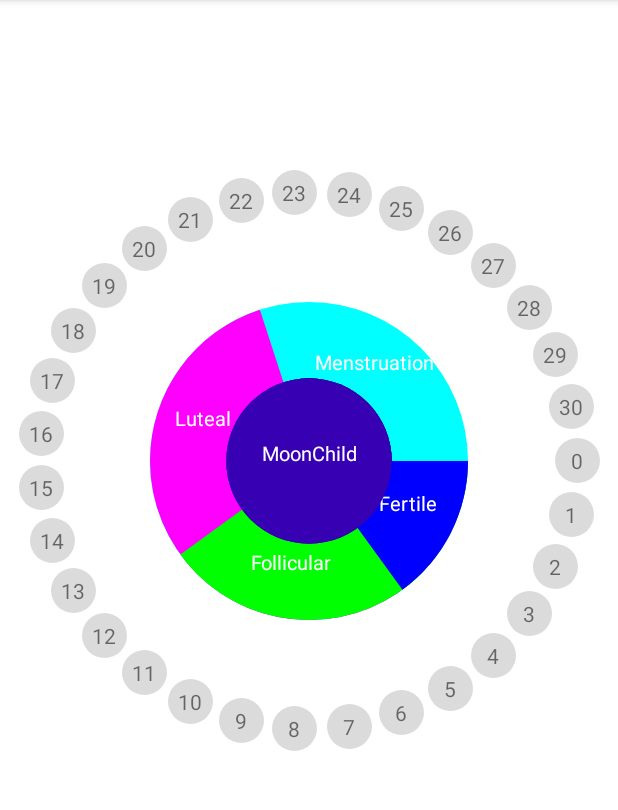
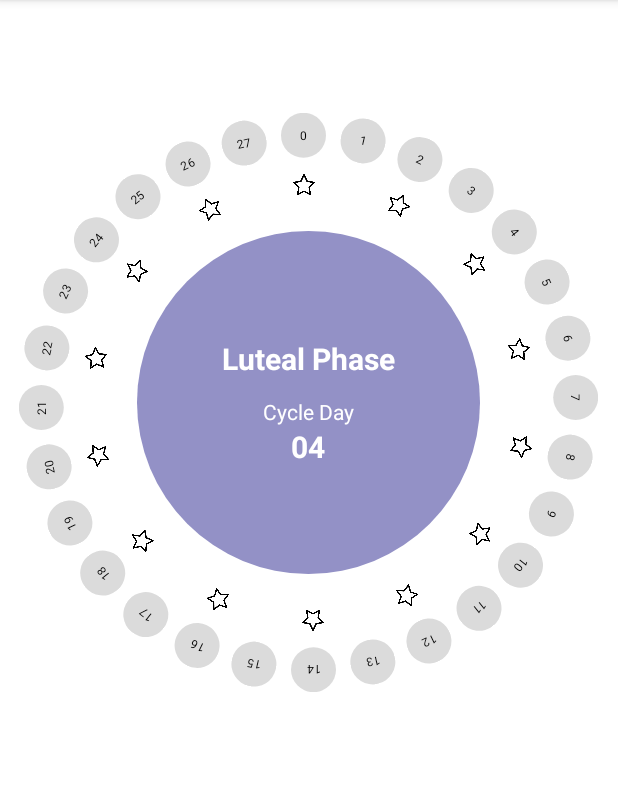
Before and after one commit to Saket7042/MoonChildMandala, an Android app: the screen it shows after launch (ExampleActivity before the commit, MainActivity after it), on a phone screen of 412 x 824 dp, the part 84-894 px from its top. Run offline under Robolectric (Android 15) with nearby library versions, the phone set to English and light mode, and no system bars.

Commit message:
day view layout sample done

```diff
--- /dev/null
+++ b/app/src/main/java/com/example/moonchildmandala/DayViewModel.kt
@@ -0,0 +1,10 @@
+package com.example.moonchildmandala
+
+import android.graphics.drawable.Drawable
+
+data class DayViewModel(
+    val text: String,
+    val showImage: Boolean,
+    var isSelected: Boolean,
+    val icon: Drawable?
+)
--- a/app/src/main/java/com/example/moonchildmandala/ExtraView.kt
+++ b/app/src/main/java/com/example/moonchildmandala/ExtraView.kt
@@ -5,29 +5,39 @@ import android.util.AttributeSet
 import android.util.Log
 import androidx.constraintlayout.widget.ConstraintLayout
 import android.view.LayoutInflater
+import kotlinx.android.synthetic.main.single_item_layout.view.*
 
 class ExtraView : ConstraintLayout {
-    constructor(context: Context?) : super(context!!) {
+    private var dayViewModel: DayViewModel? = null
+    constructor(context: Context) : super(context) {
         init(context)
     }
 
-    constructor(context: Context?, attrs: AttributeSet?) : super(
-        context!!, attrs
+    constructor(context: Context, attrs: AttributeSet) : super(
+        context, attrs
     ) {
         init(context)
     }
 
-    constructor(context: Context?, attrs: AttributeSet?, defStyleAttr: Int) : super(
-        context!!, attrs, defStyleAttr
+    constructor(context: Context, attrs: AttributeSet, defStyleAttr: Int) : super(
+        context, attrs, defStyleAttr
     ) {
         init(context)
     }
 
-    fun init(context: Context?) {
+    fun init(context: Context) {
         LayoutInflater.from(context).inflate(R.layout.single_item_layout, this, true)
+
     }
 
-    fun addData(data: Any) {
+    fun addData(data: DayViewModel) {
+        this.dayViewModel = data
         Log.e(javaClass.simpleName, data.toString())
+        tvText.text = dayViewModel?.text
+        if (dayViewModel?.showImage == true) {
+            ivStar.setImageDrawable(dayViewModel?.icon)
+        }else{
+            ivStar.visibility = GONE
+        }
     }
 }
--- a/app/src/main/java/com/example/moonchildmandala/MainActivity.kt
+++ b/app/src/main/java/com/example/moonchildmandala/MainActivity.kt
@@ -5,25 +5,40 @@ import android.view.Gravity
 import android.widget.FrameLayout
 import androidx.appcompat.app.AppCompatActivity
 import kotlinx.android.synthetic.main.activity_main.*
+import kotlin.math.roundToInt
+import android.util.DisplayMetrics
+import android.view.View
+import android.widget.ImageView
+import android.widget.LinearLayout
+import android.widget.TextView
+import kotlin.math.cos
+import kotlin.math.sin
 
 
 class MainActivity : AppCompatActivity() {
+    private val dayModels: ArrayList<DayViewModel> = ArrayList()
+    private val circleViews: ArrayList<View> = ArrayList()
+    private var lastSelectedPos: Int = -1
     override fun onCreate(savedInstanceState: Bundle?) {
         super.onCreate(savedInstanceState)
         setContentView(R.layout.activity_main)
+        val display = this.resources.displayMetrics
+        val width = display.widthPixels
+        val height = display.heightPixels
 
-
-        val numViews = 31
-        for (i in 0 until numViews) {
+        val numViews = 28
+        populateData(numViews)
+        for (i in dayModels.indices) {
             // Create some quick TextViews that can be placed.
             val v = ExtraView(this)
+            v.addData(dayModels[i])
             // Set a text and center it in each view.
 //            v.text = "View $i"
 //            v.gravity = Gravity.CENTER
 //            v.setBackgroundColor(-0x10000)
             // Force the views to a nice size (150x100 px) that fits my display.
             // This should of course be done in a display size independent way.
-            val lp = FrameLayout.LayoutParams(100, 150)
+            val lp = FrameLayout.LayoutParams(convertDipToPixels(60f), convertDipToPixels(80f))
             // Place all views in the center of the layout. We'll transform them
             // away from there in the code below.
             lp.gravity = Gravity.CENTER
@@ -36,11 +51,62 @@ class MainActivity : AppCompatActivity() {
             val angleRad = (angleDeg * Math.PI / 180.0f).toFloat()
             // Calculate the position of the view, offset from center (300 px from
             // center). Again, this should be done in a display size independent way.
-            v.translationX = 280 * Math.cos(angleRad.toDouble()).toFloat()
-            v.translationY = 280 * Math.sin(angleRad.toDouble()).toFloat()
+            v.translationX = ((width / 2.5) * cos(angleRad.toDouble()).toFloat()).toFloat()
+            v.translationY = ((width / 2.5) * sin(angleRad.toDouble()).toFloat()).toFloat()
             // Set the rotation of the view.
             v.rotation = angleDeg + 90.0f
+            v.setOnClickListener {
+                val currentLayout = circleViews[i].findViewById<LinearLayout>(R.id.llMoon)
+                if (lastSelectedPos != -1) {
+                    val lastLayout = circleViews[lastSelectedPos].findViewById<LinearLayout>(R.id.llMoon)
+                    dayModels[lastSelectedPos].isSelected = false
+                    lastLayout.background = null
+
+                }
+                dayModels[i].isSelected = true
+                currentLayout.background =
+                    getDrawable(R.drawable.bg_item_selected)
+
+                tvClickedText.text = "Selected moon phase: ${dayModels[i].text}"
+                lastSelectedPos = i
+            }
             main.addView(v)
+            circleViews.add(v)
+        }
+        val params: FrameLayout.LayoutParams =
+            ll_top_section.layoutParams as FrameLayout.LayoutParams
+        // Changes the height and width to the specified *pixels*
+        // Changes the height and width to the specified *pixels*
+        params.height = (width / 1.8).toInt()
+        params.width = (width / 1.8).toInt()
+        ll_top_section.layoutParams = params
+    }
+
+    private fun populateData(itemCount: Int) {
+        for (i in 0 until itemCount) {
+            if (i % 2 == 0) {
+                dayModels.add(
+                    DayViewModel(
+                        i.toString(),
+                        showImage = true,
+                        isSelected = false,
+                        icon = getDrawable(R.drawable.star)
+                    )
+                )
+            } else {
+                dayModels.add(
+                    DayViewModel(
+                        i.toString(),
+                        showImage = false,
+                        isSelected = false,
+                        icon = getDrawable(R.drawable.star)
+                    )
+                )
+            }
         }
     }
+
+    private fun convertDipToPixels(dips: Float): Int {
+        return ((dips * resources.displayMetrics.density + 0.5f).roundToInt())
+    }
 }
--- /dev/null
+++ b/app/src/main/res/drawable/bg_item_selected.xml
@@ -0,0 +1,25 @@
+<?xml version="1.0" encoding="utf-8"?>
+<ripple xmlns:android="http://schemas.android.com/apk/res/android"
+    xmlns:tools="http://schemas.android.com/tools"
+    android:color="#8800ccff"
+    tools:targetApi="lollipop">
+
+    <!--ripple growing color-->
+    <item android:id="@android:id/mask">
+        <shape android:shape="oval">
+            <solid android:color="#ffffff" />
+        </shape>
+    </item>
+
+
+    <!--base color-->
+    <item android:id="@+id/ripple">
+        <shape android:shape="oval" >
+
+            <stroke
+                android:width="3dp"
+                android:color="@color/light_blue" />
+        </shape>
+    </item>
+
+</ripple>
--- a/app/src/main/res/layout/activity_main.xml
+++ b/app/src/main/res/layout/activity_main.xml
@@ -3,22 +3,67 @@
     xmlns:tools="http://schemas.android.com/tools"
     android:layout_width="match_parent"
     android:layout_height="match_parent"
+    xmlns:app="http://schemas.android.com/apk/res-auto"
     tools:context=".MainActivity">
 
     <FrameLayout
         android:id="@+id/main"
         android:layout_width="match_parent"
-        android:layout_height="match_parent"
-        tools:context=".MainActivity">
+        android:layout_height="0dp"
+        app:layout_constraintVertical_weight="0.7"
+        app:layout_constraintTop_toTopOf="parent"
+        app:layout_constraintBottom_toTopOf="@id/tvClickedText">
 
-        <TextView
-            android:layout_width="wrap_content"
-            android:layout_height="wrap_content"
+        <LinearLayout
+            android:id="@+id/ll_top_section"
+            android:layout_width="300dp"
+            android:orientation="vertical"
+            android:gravity="center"
             android:layout_gravity="center"
             android:background="@drawable/circle_bg_center"
-            android:gravity="center"
-            android:text="Moonchild"
-            android:textColor="@color/white" />
+            android:layout_height="300dp">
+
+            <TextView
+                android:layout_width="match_parent"
+                android:layout_height="wrap_content"
+                android:gravity="center"
+                android:text="Luteal Phase"
+                android:textSize="20sp"
+                android:textStyle="bold"
+                android:textColor="@color/white" />
+            <TextView
+                android:layout_width="match_parent"
+                android:layout_height="wrap_content"
+                android:gravity="center"
+                android:layout_marginTop="12dp"
+                android:text="Cycle Day"
+                android:textColor="@color/white" />
+            <TextView
+                android:layout_width="match_parent"
+                android:layout_height="wrap_content"
+                android:gravity="center"
+                android:textSize="20sp"
+                android:text="04"
+                android:textStyle="bold"
+                android:textColor="@color/white" />
+
+
+
+        </LinearLayout>
+
+
     </FrameLayout>
 
+    <TextView
+        android:id="@+id/tvClickedText"
+        android:layout_width="match_parent"
+        android:layout_height="0dp"
+        android:gravity="center_vertical"
+        android:textStyle="bold"
+        app:layout_constraintVertical_weight="0.3"
+        android:padding="12dp"
+        android:textSize="20sp"
+        app:layout_constraintBottom_toBottomOf="parent"
+        app:layout_constraintTop_toBottomOf="@id/main" />
+
 </androidx.constraintlayout.widget.ConstraintLayout>
--- a/app/src/main/res/layout/single_item_layout.xml
+++ b/app/src/main/res/layout/single_item_layout.xml
@@ -1,54 +1,46 @@
 <?xml version="1.0" encoding="utf-8"?>
 <merge xmlns:android="http://schemas.android.com/apk/res/android"
     xmlns:app="http://schemas.android.com/apk/res-auto"
-    android:layout_width="match_parent"
-    android:layout_height="match_parent">
+    android:layout_width="wrap_content"
+    android:layout_height="wrap_content">
 
     <androidx.constraintlayout.widget.ConstraintLayout
-        android:layout_width="match_parent"
-        android:layout_height="match_parent"
-        android:padding="2dp">
+        android:layout_width="wrap_content"
+        android:layout_height="wrap_content"
+        android:padding="6dp">
 
-        <androidx.appcompat.widget.AppCompatImageView
-            android:id="@+id/moonIndicator"
-            android:layout_width="match_parent"
-            android:layout_height="0dp"
-            android:src="@mipmap/ic_launcher"
-            app:layout_constraintBottom_toTopOf="@id/moon"
-            app:layout_constraintTop_toTopOf="parent"
-            app:layout_constraintVertical_weight="0.20" />
 
-        <androidx.appcompat.widget.AppCompatImageView
-            android:id="@+id/moon"
-            android:layout_width="match_parent"
-            android:layout_height="0dp"
-            android:layout_marginTop="8dp"
-            android:src="@mipmap/ic_launcher"
-            app:layout_constraintBottom_toTopOf="@id/tvText"
-            app:layout_constraintTop_toBottomOf="@id/moonIndicator"
-            app:layout_constraintVertical_weight="0.45" />
+        <LinearLayout
+            android:id="@+id/llMoon"
+            android:layout_width="wrap_content"
+            android:layout_height="wrap_content"
+            android:padding="6dp"
+            app:layout_constraintBottom_toTopOf="@id/ivStar"
+            app:layout_constraintEnd_toEndOf="parent"
+            app:layout_constraintStart_toStartOf="parent"
+            app:layout_constraintTop_toTopOf="parent">
 
-        <TextView
-            android:id="@+id/tvText"
-            android:layout_width="match_parent"
-            android:layout_height="0dp"
-            android:gravity="center"
-            android:text="1234"
-            android:textSize="8sp"
-            android:textColor="@color/black"
-            app:layout_constraintBottom_toTopOf="@id/ivStar"
-            app:layout_constraintTop_toBottomOf="@id/moon"
-            app:layout_constraintVertical_weight="0.20" />
+            <TextView
+                android:id="@+id/tvText"
+                android:layout_width="30dp"
+                android:layout_height="30dp"
+                android:background="@drawable/bg_item_unselected"
+                android:gravity="center"
+                android:text="1"
+                android:textColor="@color/black"
+                android:textSize="8sp" />
+        </LinearLayout>
 
         <androidx.appcompat.widget.AppCompatImageView
             android:id="@+id/ivStar"
-            android:layout_width="match_parent"
-            android:layout_height="0dp"
-            android:layout_marginTop="8dp"
-            android:src="@mipmap/ic_launcher"
+            android:layout_width="20dp"
+            android:layout_height="20dp"
+            android:layout_marginTop="2dp"
+            android:src="@drawable/star"
             app:layout_constraintBottom_toBottomOf="parent"
-            app:layout_constraintTop_toBottomOf="@id/tvText"
-            app:layout_constraintVertical_weight="0.15" />
+            app:layout_constraintEnd_toEndOf="parent"
+            app:layout_constraintStart_toStartOf="parent"
+            app:layout_constraintTop_toBottomOf="@id/llMoon" />
 
     </androidx.constraintlayout.widget.ConstraintLayout>
 
--- a/app/src/main/res/layout/view_circular_item.xml
+++ b/app/src/main/res/layout/view_circular_item.xml
@@ -17,7 +17,7 @@
         android:id="@+id/bt_item"
         android:layout_width="30dp"
         android:layout_height="30dp"
-        android:background="@drawable/ripple_circle_bg"
+        android:background="@drawable/bg_item_unselected"
         android:gravity="center" />
 
 </LinearLayout>
--- a/app/src/main/res/values/colors.xml
+++ b/app/src/main/res/values/colors.xml
@@ -7,4 +7,5 @@
     <color name="teal_700">#FF018786</color>
     <color name="black">#FF000000</color>
     <color name="white">#FFFFFFFF</color>
+    <color name="light_blue">#9391C6</color>
 </resources>
```
Also changed, not shown: app/src/main/AndroidManifest.xml (+11 -4 lines), app/src/main/res/drawable/circle_bg_center.xml (+1 -9 lines), app/src/main/res/drawable/bg_item_unselected.xml (renamed from app/src/main/res/drawable/ripple_circle_bg.xml), app/src/main/res/drawable/star.png (added).
